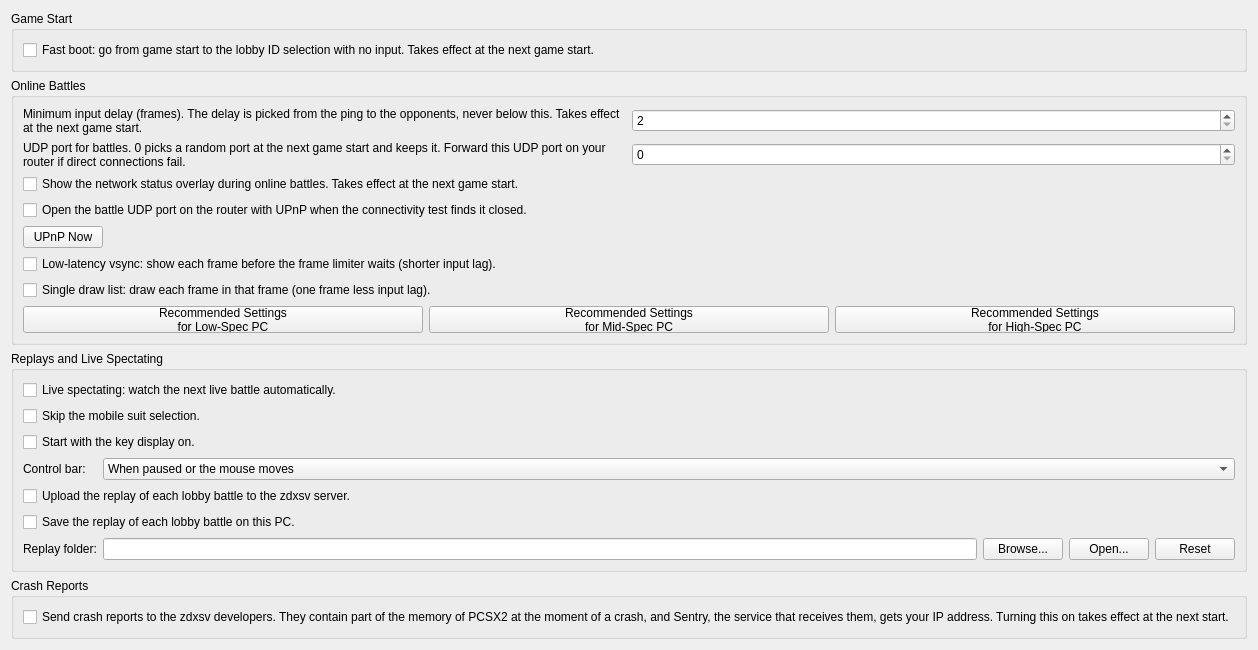
The window that pcsx2-qt/Settings/ZdxsvSettingsWidget.ui (inada-s/pcsx2) describes before a commit, drawn with Qt 5.
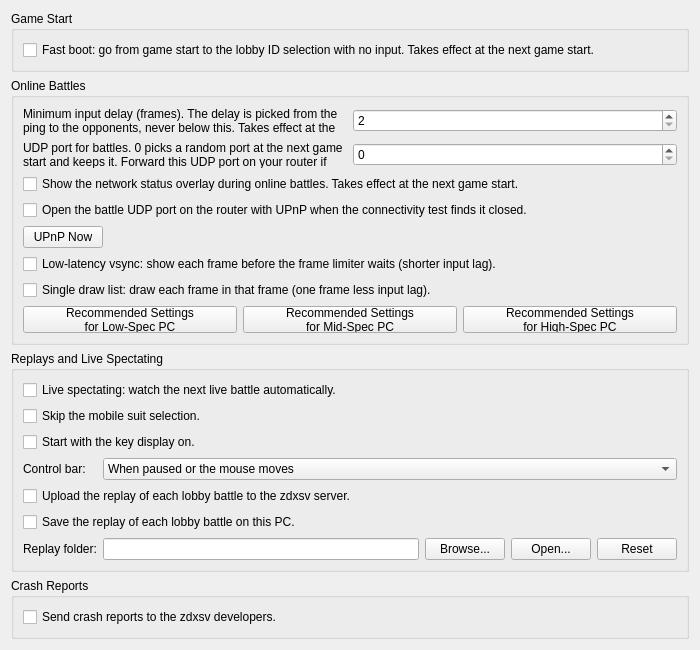
The same window after the commit.

Commit message: Zdxsv: crash report setting: short label, details in the hover help

Diff of the .ui file:
```diff
--- a/pcsx2-qt/Settings/ZdxsvSettingsWidget.ui
+++ b/pcsx2-qt/Settings/ZdxsvSettingsWidget.ui
@@ -284,7 +284,7 @@
       <item>
        <widget class="QCheckBox" name="zdxsvCrashReports">
         <property name="text">
-         <string>Send crash reports to the zdxsv developers. They contain part of the memory of PCSX2 at the moment of a crash, and Sentry, the service that receives them, gets your IP address. Turning this on takes effect at the next start.</string>
+         <string>Send crash reports to the zdxsv developers.</string>
         </property>
        </widget>
       </item>
```
The commit also changes 4 other files.
